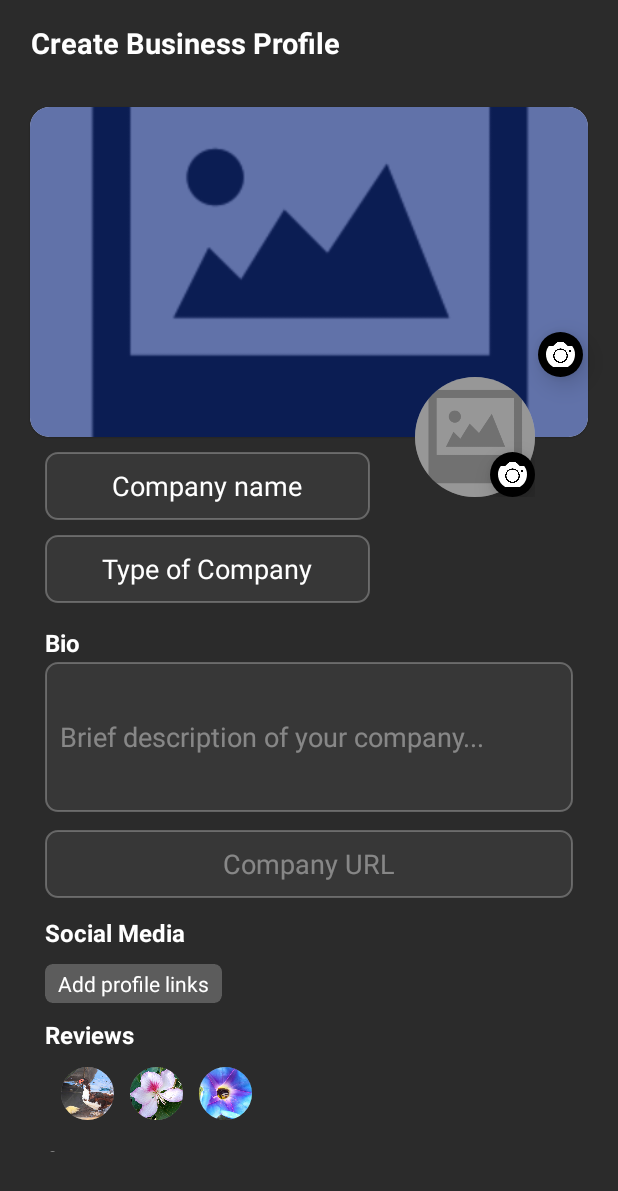
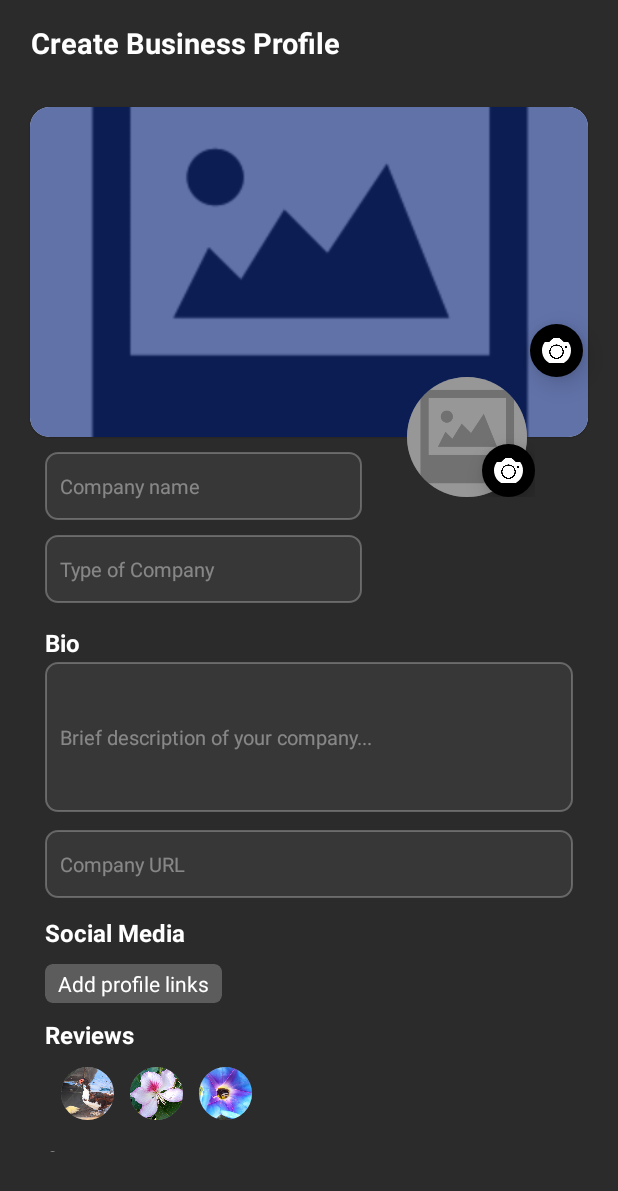
Before and after one commit to Noah-Mn/eSpace_Ads, an Android app: the layout fragment_create_business_profile.xml on its own in the app's theme, with its tools: preview values and no code run, on a phone screen of 412 x 824 dp. Shown: the top 1191 px of the screen. Run offline under Robolectric (Android 15) with nearby library versions, the phone set to English and light mode, and no system bars; plain views replace RoundedImageView.

Commit message:
business profile

```diff
--- a/app/src/main/java/com/example/espace_ads/fragments/BusinessProfileStore.java
+++ b/app/src/main/java/com/example/espace_ads/fragments/BusinessProfileStore.java
@@ -44,7 +44,7 @@ public class BusinessProfileStore extends Fragment {
         gridView = view.findViewById(R.id.stores_list);
 //        items = getItemsList()
 
-        databaseReference = FirebaseDatabase.getInstance().getReference().child();
+//        databaseReference = FirebaseDatabase.getInstance().getReference().child();
 
         gridView.setAdapter(new GridAdapter(getContext(), items));
 
--- a/app/src/main/java/com/example/espace_ads/fragments/CreateBusinessProfile.java
+++ b/app/src/main/java/com/example/espace_ads/fragments/CreateBusinessProfile.java
@@ -1,5 +1,6 @@
 package com.example.espace_ads.fragments;
 
+import android.graphics.Color;
 import android.os.Bundle;
 
 import androidx.fragment.app.Fragment;
@@ -57,6 +58,7 @@ public class CreateBusinessProfile extends Fragment {
     }
 
     private void listeners(){
+        coverImage.setColorFilter(Color.WHITE);
         coverImage.setOnClickListener(new View.OnClickListener() {
             @Override
             public void onClick(View v) {
@@ -64,6 +66,7 @@ public class CreateBusinessProfile extends Fragment {
             }
         });
 
+        companyLogo.setColorFilter(Color.WHITE);
         companyLogo.setOnClickListener(new View.OnClickListener() {
             @Override
             public void onClick(View v) {
--- a/app/src/main/res/layout/fragment_create_business_profile.xml
+++ b/app/src/main/res/layout/fragment_create_business_profile.xml
@@ -57,13 +57,13 @@
 
             <com.makeramen.roundedimageview.RoundedImageView
                 android:id="@+id/cover_image"
-                android:layout_width="30dp"
-                android:layout_height="30dp"
+                android:layout_width="35dp"
+                android:layout_height="35dp"
                 android:layout_centerHorizontal="true"
                 android:background="@drawable/background_rounded_business"
                 android:layout_marginEnd="3dp"
                 android:scaleType="centerCrop"
-                android:padding="5dp"
+                android:padding="8dp"
                 android:tint="@color/white"
                 android:elevation="10dp"
                 app:layout_constraintBottom_toBottomOf="@id/business_profile_card"
@@ -95,12 +95,12 @@
 
                 <com.makeramen.roundedimageview.RoundedImageView
                     android:id="@+id/add_logo"
-                    android:layout_width="30dp"
-                    android:layout_height="30dp"
+                    android:layout_width="35dp"
+                    android:layout_height="35dp"
                     android:layout_centerHorizontal="true"
                     android:background="@drawable/background_rounded_business"
                     android:scaleType="centerCrop"
-                    android:padding="5dp"
+                    android:padding="8dp"
                     android:tint="@color/white"
                     android:elevation="10dp"
                     app:layout_constraintBottom_toBottomOf="@id/image_logo"
@@ -130,14 +130,13 @@
                     android:layout_marginTop="0dp"
                     android:background="@drawable/text_input_backg"
                     android:editable="true"
-                    android:gravity="center"
                     android:hint="Company name"
                     android:maxLines="1"
+                    android:textColorHint="#66FFFFFF"
+                    android:textSize="13sp"
                     android:paddingStart="10dp"
                     android:paddingEnd="10dp"
-                    android:textAlignment="center"
                     android:textColor="#FFFFFFFF"
-                    android:textColorHint="#FFFFFFFF"
                     app:layout_constraintStart_toStartOf="parent"
                     app:layout_constraintTop_toTopOf="parent" />
 
@@ -149,12 +148,12 @@
                     android:layout_marginBottom="5dp"
                     android:background="@drawable/text_input_backg"
                     android:editable="true"
+                    android:textColorHint="#66FFFFFF"
                     android:hint="Type of Company"
                     android:paddingStart="10dp"
+                    android:textSize="13sp"
                     android:paddingEnd="10dp"
-                    android:textAlignment="center"
-                    android:textColor="#66FFFFFF"
-                    android:textColorHint="#FFFFFFFF" />
+                    android:textColor="#66FFFFFF"/>
 
 
             </LinearLayout>
@@ -197,6 +196,7 @@
                     android:editable="true"
                     android:hint="Brief description of your company..."
                     android:paddingStart="10dp"
+                    android:textSize="13sp"
                     android:paddingEnd="10dp"
                     android:textColor="#66FFFFFF"
                     android:textColorHint="#66FFFFFF" />
@@ -212,7 +212,7 @@
                     android:hint="Company URL"
                     android:paddingStart="10dp"
                     android:paddingEnd="10dp"
-                    android:textAlignment="center"
+                    android:textSize="13sp"
                     android:textColor="#66FFFFFF"
                     android:textColorHint="#66FFFFFF" />
             </LinearLayout>
@@ -287,7 +287,7 @@
                     app:layout_goneMarginStart="20dp" />
 
                 <com.google.android.material.checkbox.MaterialCheckBox
-                    android:id="@+id/facebook"
+                    android:id="@+id/check_facebook"
                     android:layout_width="wrap_content"
                     android:layout_height="wrap_content"
                     android:text="Facebook"
@@ -295,7 +295,7 @@
                     android:textStyle="bold" />
 
                 <com.google.android.material.checkbox.MaterialCheckBox
-                    android:id="@+id/twitter"
+                    android:id="@+id/check_twitter"
                     android:layout_width="wrap_content"
                     android:layout_height="wrap_content"
                     android:text="Twitter"
@@ -303,7 +303,7 @@
                     android:textStyle="bold" />
 
                 <com.google.android.material.checkbox.MaterialCheckBox
-                    android:id="@+id/instagram"
+                    android:id="@+id/check_instagram"
                     android:layout_width="wrap_content"
                     android:layout_height="wrap_content"
                     android:text="Instagram"
@@ -311,7 +311,7 @@
                     android:textStyle="bold" />
 
                 <com.google.android.material.checkbox.MaterialCheckBox
-                    android:id="@+id/linkedin"
+                    android:id="@+id/check_linkedin"
                     android:layout_width="wrap_content"
                     android:layout_height="wrap_content"
                     android:text="Linkedin"
```
Also changed, not shown: app/build.gradle (+7 -7 lines), app/src/main/java/com/example/espace_ads/fragments/Menu.java (+26 -1 lines).
